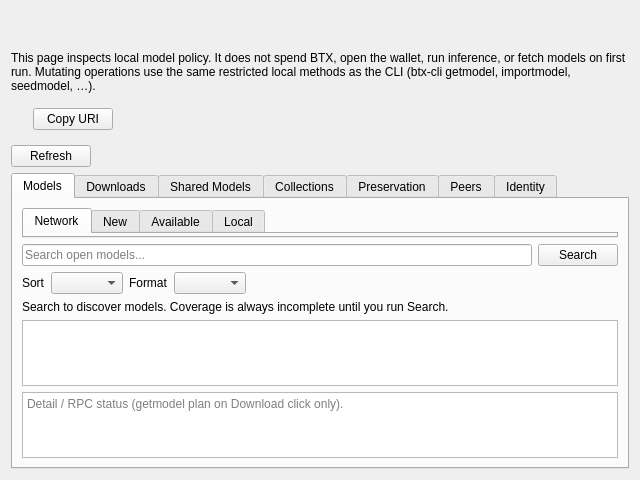
MendeMatthias/btx-upstream, file src/qt/forms/modelnetpage.ui: the form before one commit.
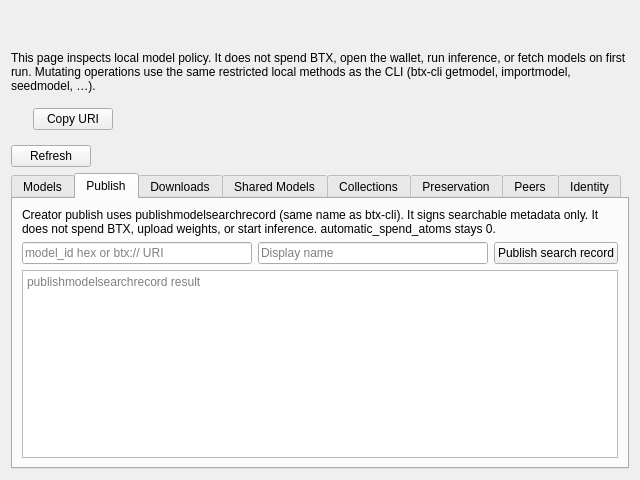
The form after the commit. The open tabs and pages were chosen to show the change.

The edit to the form file:
```diff
--- a/src/qt/forms/modelnetpage.ui
+++ b/src/qt/forms/modelnetpage.ui
@@ -243,6 +243,58 @@
        </item>
       </layout>
      </widget>
+     <widget class="QWidget" name="tabPublish">
+      <attribute name="title">
+       <string>Publish</string>
+      </attribute>
+      <layout class="QVBoxLayout" name="verticalLayoutPublish">
+       <item>
+        <widget class="QLabel" name="publishNoteLabel">
+         <property name="wordWrap">
+          <bool>true</bool>
+         </property>
+         <property name="text">
+          <string>Creator publish uses publishmodelsearchrecord (same name as btx-cli). It signs searchable metadata only. It does not spend BTX, upload weights, or start inference. automatic_spend_atoms stays 0.</string>
+         </property>
+        </widget>
+       </item>
+       <item>
+        <layout class="QHBoxLayout" name="publishRowLayout">
+         <item>
+          <widget class="QLineEdit" name="publishModelIdEdit">
+           <property name="placeholderText">
+            <string>model_id hex or btx:// URI</string>
+           </property>
+          </widget>
+         </item>
+         <item>
+          <widget class="QLineEdit" name="publishDisplayNameEdit">
+           <property name="placeholderText">
+            <string>Display name</string>
+           </property>
+          </widget>
+         </item>
+         <item>
+          <widget class="QPushButton" name="publishButton">
+           <property name="text">
+            <string>Publish search record</string>
+           </property>
+          </widget>
+         </item>
+        </layout>
+       </item>
+       <item>
+        <widget class="QPlainTextEdit" name="publishOutput">
+         <property name="readOnly">
+          <bool>true</bool>
+         </property>
+         <property name="placeholderText">
+          <string>publishmodelsearchrecord result</string>
+         </property>
+        </widget>
+       </item>
+      </layout>
+     </widget>
      <widget class="QWidget" name="tabDownloads">
       <attribute name="title">
        <string>Downloads</string>
```
